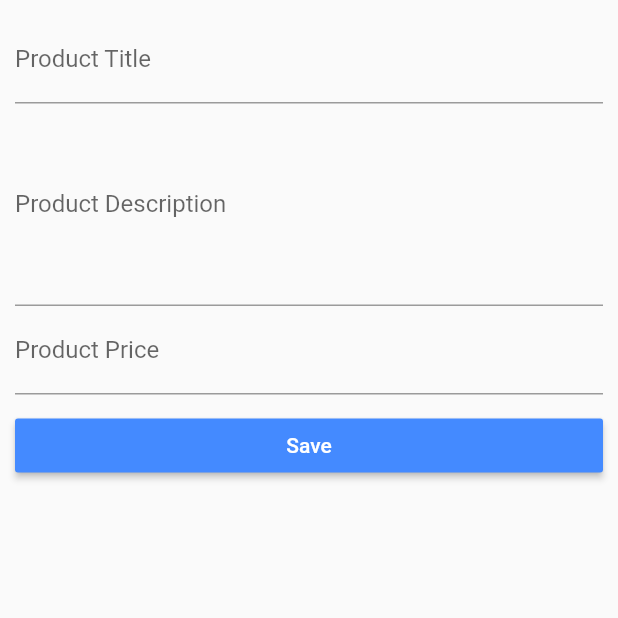
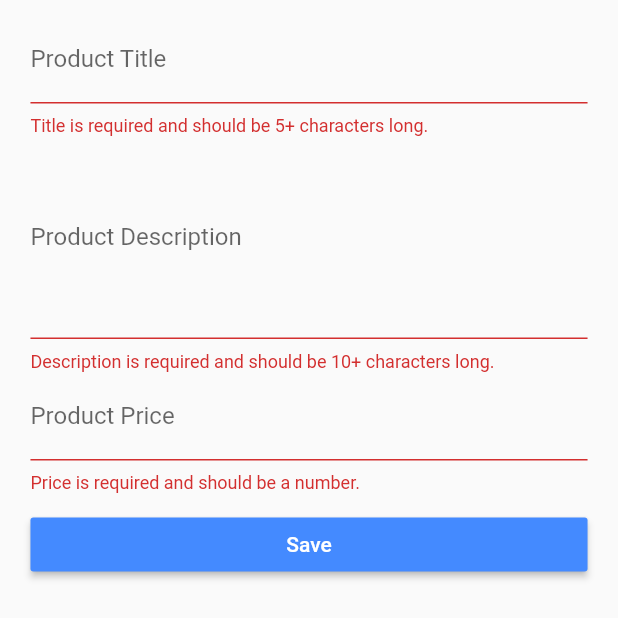
Before and after one commit to alireza0511/easyList, a Flutter app: the ProductCreatePage widget shown alone on an empty page, opened directly with empty values, after a tap on "Save", on a phone screen of 412 x 824 dp. Shown: the top 618 px of the screen. Run offline on Flutter 3.47's test engine with Material 2 defaults, Android fonts, the phone set to English and light mode, and no system bars.

Commit message:
add Form widget

```diff
--- a/lib/pages/product_create.dart
+++ b/lib/pages/product_create.dart
@@ -11,12 +11,21 @@ class ProductCreatePage extends StatefulWidget {
 }
 
 class _ProductCreatePageState extends State<ProductCreatePage> {
+  /*129.4 instead of this all value we can have a MAP
   String _titleValue = '';
   String _descriptionValue = '';
-  double _priceValue;
+  double _priceValue; */
+  final Map<String, dynamic> _formData = {
+    'title': null,
+    'description': null,
+    'price': null,
+    'image': 'assets/food.jpg'
+  }; //129.4
+  //124.5
+  final GlobalKey<FormState> _formKey = GlobalKey<FormState>(); //124.5
 
-// 114.1 refactoring method
   Widget _buildTitleTextField() {
+    /* 124.2 instead of TextField widget we need to use TextFormWidget to use Form
     return TextField(
       //autofocus: true,
       onChanged: (String value) {
@@ -25,85 +34,146 @@ class _ProductCreatePageState extends State<ProductCreatePage> {
         });
       },
       decoration: InputDecoration(labelText: 'Product Title'),
-    );
+    ); */
+    return TextFormField(
+      decoration: InputDecoration(labelText: 'Product Title'),
+
+      // 124.3 instead of onChanged method we can use onSaved method
+      onSaved: (String value) {
+        /*129.1 I'm always calling setState here but this is not required anymore
+        here, we don't need to set the state here because I don't want to re-render
+        the page or anything like that whenever we type there, so no need to set the state.
+        Instead we can just save our values in normal properties of this class without setting state
+        setState(() { 129.1*/
+        //129.5 _titleValue = value;
+        _formData['title'] = value; //129.5
+        // });
+      },
+      //125.2
+      //125.3 autovalidate: true,
+      /* 125.1 best addvantage of useing form is having better way to access
+      vallidation input */
+      validator: (String value) {
+        // if(value.trim().length == 0) {
+        if (value.isEmpty || value.length < 5) {
+          return 'Title is required and should be 5+ characters long.';
+        }
+      }, // 125.1
+    ); //124.2
   }
 
   Widget _buildDescTextField() {
-    return TextField(
+    //124.7.1 return TextField(
+    return TextFormField(
       maxLines: 5,
-      onChanged: (String value) {
-        setState(() {
-          _descriptionValue = value;
-        });
+      //124.7.2 onChanged: (String value) {
+      onSaved: (String value) {
+        //129.2 setState(() {
+        //129.6 _descriptionValue = value;
+        _formData['description'] = value; //129.6
+
+        //});
       },
       decoration: InputDecoration(labelText: 'Product Description'),
+      // 126.1
+      validator: (String value) {
+        if (value.isEmpty || value.length < 10) {
+          return 'Description is required and should be 10+ characters long.';
+        }
+      },
     );
   }
 
   Widget _buildPriceTextField() {
-    return TextField(
+    //124.8.1 return TextField(
+    return TextFormField(
       keyboardType: TextInputType.number,
-      onChanged: (String value) {
-        setState(() {
-          _priceValue = double.parse(value);
-        });
+      //124.8.2 onChanged: (String value) {
+      onSaved: (String value) {
+        //129.3 setState(() {
+        //129.7 _priceValue =  double.parse(value);
+        _formData['price'] = double.parse(value); //129.7
+        //});
       },
       decoration: InputDecoration(labelText: 'Product Price'),
+      // 126.2
+      validator: (String value) {
+        if (value.isEmpty ||
+            !RegExp(r'^(?:[1-9]\d*|0)?(?:\.\d+)?$').hasMatch(value)) {
+          return 'Price is required and should be a number.';
+        }
+      },
     );
   } // 114.1
 
   // 114.2
   void _submitForm() {
+    //125.3
+    if (!_formKey.currentState.validate()) {
+      return;
+    }
+    //124.6
+    _formKey.currentState.save(); //124.6
+    /* 129.8
     final Map<String, dynamic> product = {
       'title': _titleValue,
       'description': _descriptionValue,
       'price': _priceValue,
       'image': 'assets/food.jpg'
     };
-    widget.addProduct(product);
+    widget.addProduct(product); */
+    widget.addProduct(_formData); //129.8
     Navigator.pushReplacementNamed(context, '/products');
   }
 
   @override
   Widget build(BuildContext context) {
-    return Container(
+    final double deviceWidth = MediaQuery.of(context).size.width;
+    final double targetWidth = deviceWidth > 550.0 ? 500.0 : deviceWidth * 0.95;
+    final double targetPadding = deviceWidth - targetWidth; // 118.1
+
+    return
+        // 128.1 hide keyboard
+        GestureDetector(
+      onTap: () {
+        FocusScope.of(context).requestFocus(FocusNode());
+      },
+      child: // 128.1
+          Container(
         margin: EdgeInsets.all(10),
+        child:
+            // 124.1 form help us to check the input of
+            Form(
+          /*124.4 the key is a global key we created and that will simply allows
+        us to access form object from other parts of our app. 124.4*/
+          key: _formKey,
           child: ListView(
+            padding: EdgeInsets.symmetric(horizontal: targetPadding / 2),
             children: <Widget>[
-          /*114.1
-          TextField(
-            //autofocus: true,
-            onChanged: (String value) {
-              setState(() {
-                _titleValue = value;
-              });
-            },
-            decoration: InputDecoration(labelText: 'Product Title'),
-          ),*/
               _buildTitleTextField(),
               _buildDescTextField(),
-          _buildPriceTextField(), //114.1,
+              _buildPriceTextField(),
               SizedBox(
                 height: 10.0,
               ),
               RaisedButton(
                 child: Text('Save'),
-            color: Theme.of(context).accentColor,
                 textColor: Colors.white,
-            onPressed:
-                /*114.2 () {
-              final Map<String, dynamic> product = {
-                'title': _titleValue,
-                'description': _descriptionValue,
-                'price': _priceValue,
-                'image': 'assets/food.jpg'
-              };
-              widget.addProduct(product);
-              Navigator.pushReplacementNamed(context, '/products');
-            }*/
-                _submitForm, // 114.2
+                onPressed: _submitForm,
               )
+              /* 120.1 create new type of btn the GestureDetector widget make all
+          * object clickable
+          ,GestureDetector(
+            onTap: _submitForm,
+            child: Container(
+              color: Colors.green,
+              padding: EdgeInsets.all(5.0),
+              child: Text('My Button'),
+            ),
+          ) 120.1 */
             ],
+          ),
+        ),
       ),
     );
   }
```
Also changed, not shown: lib/main.dart (+8 -3 lines), lib/pages/auth.dart (+71 -74 lines), lib/pages/product_list.dart (+20 -3 lines), lib/pages/products_admin.dart (+10 -28 lines), lib/product_manager.dart (deleted, +0 -111 lines). Lines whose indentation alone changed are shown as unchanged.
